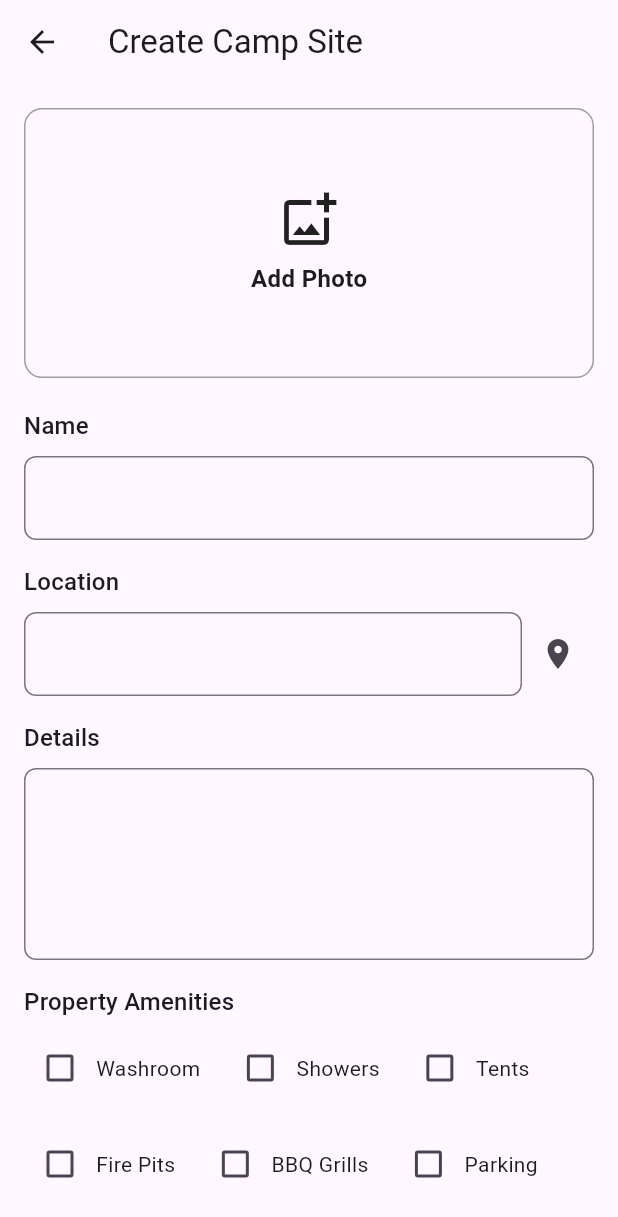
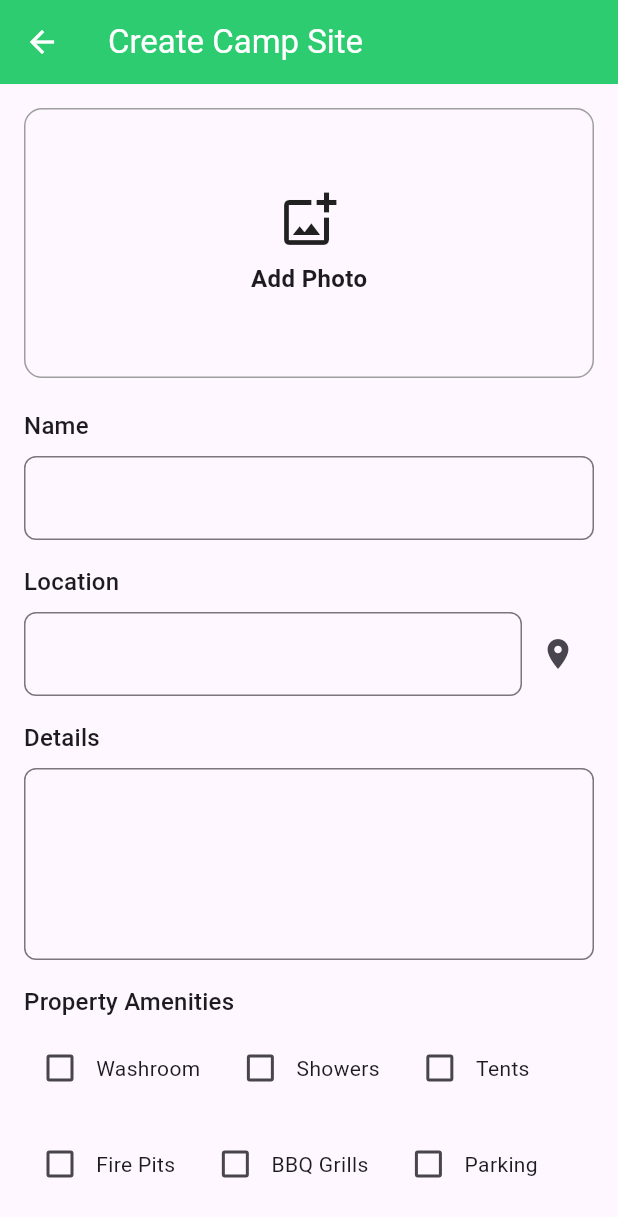
Before and after one commit to venuraka/Camply, a Flutter app: the CreateCampPage screen opened directly, on a phone screen of 412 x 824 dp. Shown: the top 1217 px of the screen. Run offline on Flutter 3.47's test engine with Material 3 defaults, Android fonts, the phone set to English and light mode, and no system bars; our stand-ins replace cached_network_image, cloud_firestore, firebase_auth, firebase_core, flutter_image_compress, flutter_rating and 6 more; missing offline and left inert: flutter_facebook_auth; accounts and stored records are empty; generated files the repository leaves out were written again; network calls fail.

Commit message:
updated code

```diff
--- a/lib/Components/WeatherInfo.dart
+++ b/lib/Components/WeatherInfo.dart
@@ -3,7 +3,7 @@ import 'package:flutter/material.dart';
 class WeatherInfoCard extends StatelessWidget {
   final double temperature;
   final String description;
-  final String icon; // e.g., "03n"
+  final String icon;
 
   const WeatherInfoCard({
     super.key,
--- a/lib/screens/create_camp_page.dart
+++ b/lib/screens/create_camp_page.dart
@@ -103,7 +103,11 @@ class _CreateCampPageState extends State<CreateCampPage> {
   Widget build(BuildContext context) {
     return Scaffold(
       appBar: AppBar(
-        title: const Text('Create Camp Site'),
+        iconTheme: const IconThemeData(color: Colors.white),
+        backgroundColor: const Color(0xFF2ECC71),
+        title: const Text('Create Camp Site',
+            style: TextStyle(color: Colors.white),
+      ),
         leading: IconButton(
           icon: const Icon(Icons.arrow_back),
           onPressed: () => Navigator.pop(context),
```
